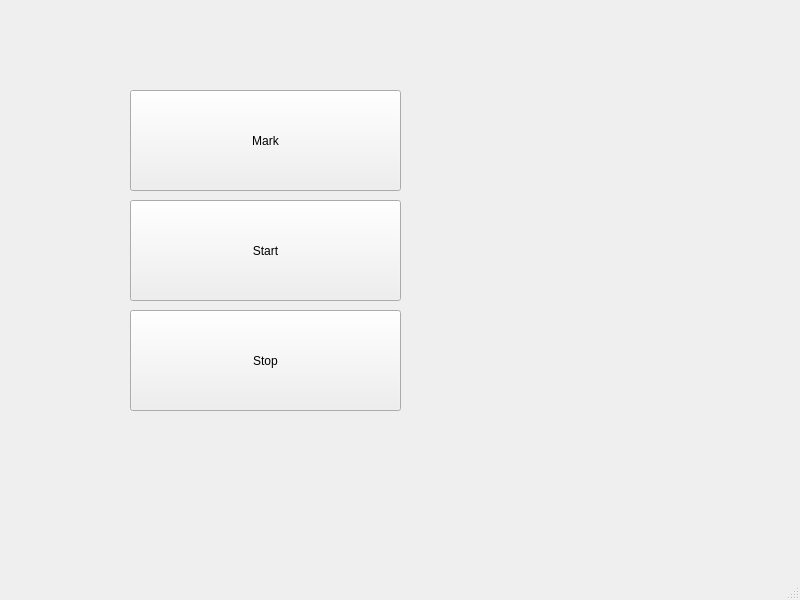
First picture: the form in mainwindow.ui, repository RamkumarMohan6383/Mouse_Autoclick, before the edit.
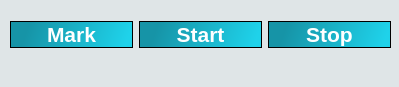
Second picture: the form after the edit. Icons and pictures are not drawn.

```diff
--- a/mainwindow.ui
+++ b/mainwindow.ui
@@ -6,63 +6,179 @@
    <rect>
     <x>0</x>
     <y>0</y>
-    <width>800</width>
-    <height>600</height>
+    <width>399</width>
+    <height>87</height>
    </rect>
   </property>
   <property name="windowTitle">
    <string>MainWindow</string>
   </property>
+  <property name="styleSheet">
+   <string notr="true">background-color: rgb(223, 229, 231);</string>
+  </property>
   <widget class="QWidget" name="centralwidget">
-   <widget class="QPushButton" name="pushButton">
+   <widget class="QWidget" name="">
     <property name="geometry">
      <rect>
-      <x>130</x>
-      <y>90</y>
-      <width>271</width>
-      <height>101</height>
+      <x>10</x>
+      <y>4</y>
+      <width>381</width>
+      <height>61</height>
      </rect>
     </property>
-    <property name="text">
-     <string>Mark</string>
-    </property>
+    <layout class="QHBoxLayout" name="horizontalLayout">
+     <item>
+      <widget class="QPushButton" name="pushButton">
+       <property name="font">
+        <font>
+         <pointsize>16</pointsize>
+         <weight>75</weight>
+         <bold>true</bold>
+        </font>
+       </property>
+       <property name="layoutDirection">
+        <enum>Qt::RightToLeft</enum>
+       </property>
+       <property name="styleSheet">
+        <string notr="true">QPushButton
+{
+background-color: qlineargradient(spread:pad, x1:0, y1:0, x2:1, y2:0.08, stop:0.164773 rgba(22, 148, 167, 255), stop:1 rgba(31, 210, 234, 255));
+color:white;
+border:1px solid black;
+}
+QPushButton:hover
+{
+	background-color: qlineargradient(spread:pad, x1:0, y1:0, x2:1, y2:0.08, stop:0.164773 rgba(31, 210, 234, 255), stop:1 rgba(22, 148, 167, 255));
+
+}
+QPushButton:pressed
+{
+background-color: qlineargradient(spread:pad, x1:0, y1:0, x2:1, y2:0.08, stop:0.164773 rgba(51, 198, 161, 255), stop:1 rgba(51, 198, 161, 255));
+color:black;
+}
+QPushButton:disabled 
+{
+    background-color: rgb(170, 170, 127);
+color:black;
+}</string>
+       </property>
+       <property name="text">
+        <string>Mark</string>
+       </property>
+       <property name="icon">
+        <iconset resource="icons.qrc">
+         <normaloff>:/pin.png</normaloff>:/pin.png</iconset>
+       </property>
+       <property name="iconSize">
+        <size>
+         <width>35</width>
+         <height>35</height>
+        </size>
+       </property>
+      </widget>
+     </item>
+     <item>
+      <widget class="QPushButton" name="pushButton_2">
+       <property name="font">
+        <font>
+         <pointsize>16</pointsize>
+         <weight>75</weight>
+         <bold>true</bold>
+        </font>
+       </property>
+       <property name="layoutDirection">
+        <enum>Qt::RightToLeft</enum>
+       </property>
+       <property name="styleSheet">
+        <string notr="true">QPushButton
+{
+background-color: qlineargradient(spread:pad, x1:0, y1:0, x2:1, y2:0.08, stop:0.164773 rgba(22, 148, 167, 255), stop:1 rgba(31, 210, 234, 255));
+color:white;
+border:1px solid black;
+}
+QPushButton:hover
+{
+	background-color: qlineargradient(spread:pad, x1:0, y1:0, x2:1, y2:0.08, stop:0.164773 rgba(31, 210, 234, 255), stop:1 rgba(22, 148, 167, 255));
+
+}
+QPushButton:pressed
+{
+background-color: qlineargradient(spread:pad, x1:0, y1:0, x2:1, y2:0.08, stop:0.164773 rgba(51, 198, 161, 255), stop:1 rgba(51, 198, 161, 255));
+color:black;
+}
+QPushButton:disabled 
+{
+    background-color: rgb(170, 170, 127);
+color:black;
+}</string>
+       </property>
+       <property name="text">
+        <string>Start</string>
+       </property>
+       <property name="icon">
+        <iconset resource="icons.qrc">
+         <normaloff>:/play.png</normaloff>:/play.png</iconset>
+       </property>
+       <property name="iconSize">
+        <size>
+         <width>35</width>
+         <height>35</height>
+        </size>
+       </property>
+      </widget>
+     </item>
+     <item>
+      <widget class="QPushButton" name="pushButton_3">
+       <property name="font">
+        <font>
+         <pointsize>16</pointsize>
+         <weight>75</weight>
+         <bold>true</bold>
+        </font>
+       </property>
+       <property name="layoutDirection">
+        <enum>Qt::RightToLeft</enum>
+       </property>
+       <property name="styleSheet">
+        <string notr="true">QPushButton
+{
+background-color: qlineargradient(spread:pad, x1:0, y1:0, x2:1, y2:0.08, stop:0.164773 rgba(22, 148, 167, 255), stop:1 rgba(31, 210, 234, 255));
+color:white;
+border:1px solid black;
+}
+QPushButton:hover
+{
+	background-color: qlineargradient(spread:pad, x1:0, y1:0, x2:1, y2:0.08, stop:0.164773 rgba(31, 210, 234, 255), stop:1 rgba(22, 148, 167, 255));
+
+}
+QPushButton:pressed
+{
+background-color: qlineargradient(spread:pad, x1:0, y1:0, x2:1, y2:0.08, stop:0.164773 rgba(51, 198, 161, 255), stop:1 rgba(51, 198, 161, 255));
+color:black;
+}
+QPushButton:disabled 
+{
+    background-color: rgb(170, 170, 127);
+color:black;
+}</string>
+       </property>
+       <property name="text">
+        <string>Stop</string>
+       </property>
+       <property name="icon">
+        <iconset resource="icons.qrc">
+         <normaloff>:/stop.png</normaloff>:/stop.png</iconset>
+       </property>
+       <property name="iconSize">
+        <size>
+         <width>35</width>
+         <height>35</height>
+        </size>
+       </property>
+      </widget>
+     </item>
+    </layout>
    </widget>
-   <widget class="QPushButton" name="pushButton_2">
-    <property name="geometry">
-     <rect>
-      <x>130</x>
-      <y>200</y>
-      <width>271</width>
-      <height>101</height>
-     </rect>
-    </property>
-    <property name="text">
-     <string>Start</string>
-    </property>
-   </widget>
-   <widget class="QPushButton" name="pushButton_3">
-    <property name="geometry">
-     <rect>
-      <x>130</x>
-      <y>310</y>
-      <width>271</width>
-      <height>101</height>
-     </rect>
-    </property>
-    <property name="text">
-     <string>Stop</string>
-    </property>
-   </widget>
-  </widget>
-  <widget class="QMenuBar" name="menubar">
-   <property name="geometry">
-    <rect>
-     <x>0</x>
-     <y>0</y>
-     <width>800</width>
-     <height>21</height>
-    </rect>
-   </property>
   </widget>
   <widget class="QStatusBar" name="statusbar"/>
  </widget>
```
Left out of the diff: 4 changed lines with no effect on the pictures.
